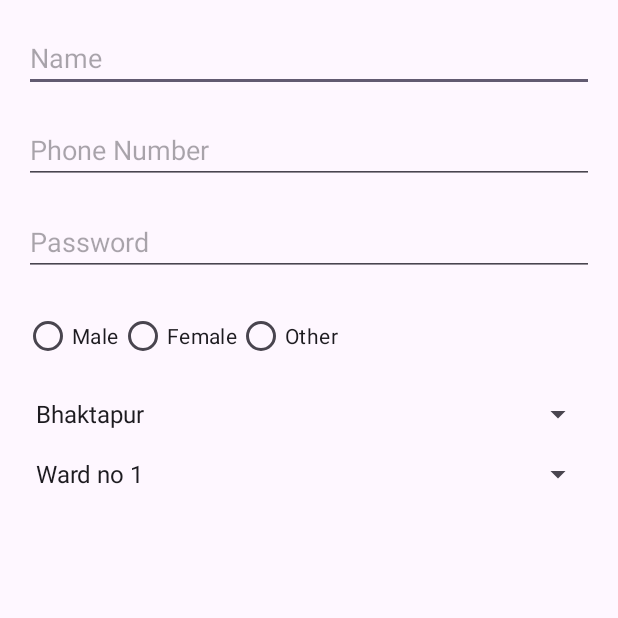
After one commit to subod4/Safa-app, an Android app: the customer_information screen opened directly, with no data from a screen before it, on a phone screen of 412 x 824 dp, the top half of it. The commit adds this screen. Run offline under Robolectric (Android 15) with nearby library versions, the phone set to English and light mode, and no system bars.

Commit message:
Information of Register

```diff
--- a/app/src/main/AndroidManifest.xml
+++ b/app/src/main/AndroidManifest.xml
@@ -21,6 +21,7 @@
                 <category android:name="android.intent.category.LAUNCHER" />
             </intent-filter>
         </activity>
+        <activity android:name=".customer_information"></activity>
     </application>
 
 </manifest>
--- /dev/null
+++ b/app/src/main/java/com/example/safa/customer_information.java
@@ -0,0 +1,27 @@
+package com.example.safa;
+
+
+import androidx.appcompat.app.AppCompatActivity;
+import android.os.Bundle;
+import android.widget.ArrayAdapter;
+import android.widget.Spinner;
+
+public class customer_information extends AppCompatActivity {
+    @Override
+    protected void onCreate(Bundle savedInstanceState) {
+        super.onCreate(savedInstanceState);
+        setContentView(R.layout.customer_information);
+
+        Spinner locationSpinner = findViewById(R.id.spinnerLocation);
+        Spinner areaSpinner = findViewById(R.id.spinnerArea);
+        ArrayAdapter<CharSequence> locationAdapter = ArrayAdapter.createFromResource(this, R.array.city_array, android.R.layout.simple_spinner_item);
+        locationAdapter.setDropDownViewResource(android.R.layout.simple_spinner_dropdown_item);
+        locationSpinner.setAdapter(locationAdapter);
+
+        ArrayAdapter<CharSequence> areaAdapter = ArrayAdapter.createFromResource(this, R.array.area_array, android.R.layout.simple_spinner_item);
+        areaAdapter.setDropDownViewResource(android.R.layout.simple_spinner_dropdown_item);
+        areaSpinner.setAdapter(areaAdapter);
+
+
+    }
+}
--- /dev/null
+++ b/app/src/main/res/layout/customer_information.xml
@@ -0,0 +1,73 @@
+<?xml version="1.0" encoding="utf-8"?>
+<androidx.constraintlayout.widget.ConstraintLayout xmlns:android="http://schemas.android.com/apk/res/android"
+    android:layout_width="match_parent"
+    android:layout_height="match_parent">
+    <LinearLayout xmlns:android="http://schemas.android.com/apk/res/android"
+        android:layout_width="match_parent"
+        android:layout_height="match_parent"
+        android:orientation="vertical"
+        android:padding="16dp">
+
+        <EditText
+            android:id="@+id/editTextName"
+            android:layout_width="match_parent"
+            android:layout_height="wrap_content"
+            android:hint="Name" />
+
+        <EditText
+            android:id="@+id/editTextPhoneNumber"
+            android:layout_width="match_parent"
+            android:layout_height="wrap_content"
+            android:layout_marginTop="16dp"
+            android:inputType="phone"
+            android:hint="Phone Number" />
+        <EditText
+            android:id="@+id/editTextPassword"
+            android:layout_width="match_parent"
+            android:layout_height="wrap_content"
+            android:layout_below="@id/editTextPhoneNumber"
+            android:layout_marginTop="16dp"
+            android:inputType="textPassword"
+            android:hint="Password" />
+
+        <RadioGroup
+            android:id="@+id/radioGroupGender"
+            android:layout_width="match_parent"
+            android:layout_height="wrap_content"
+            android:layout_marginTop="16dp"
+            android:orientation="horizontal">
+
+            <RadioButton
+                android:id="@+id/radioButtonMale"
+                android:layout_width="wrap_content"
+                android:layout_height="wrap_content"
+                android:text="Male" />
+
+            <RadioButton
+                android:id="@+id/radioButtonFemale"
+                android:layout_width="wrap_content"
+                android:layout_height="wrap_content"
+                android:text="Female" />
+
+            <RadioButton
+                android:id="@+id/radioButtonOther"
+                android:layout_width="wrap_content"
+                android:layout_height="wrap_content"
+                android:text="Other" />
+        </RadioGroup>
+
+        <Spinner
+            android:id="@+id/spinnerLocation"
+            android:layout_width="match_parent"
+            android:layout_height="wrap_content"
+            android:layout_marginTop="16dp"/>
+
+        <Spinner
+            android:id="@+id/spinnerArea"
+            android:layout_width="match_parent"
+            android:layout_height="wrap_content"
+            android:layout_marginTop="16dp"/>
+
+    </LinearLayout>
+
+</androidx.constraintlayout.widget.ConstraintLayout>
--- /dev/null
+++ b/app/src/main/res/values/array.xml
@@ -0,0 +1,14 @@
+<?xml version="1.0" encoding="utf-8"?>
+<resources>
+    <string-array name="city_array">
+        <item>Bhaktapur</item>
+        <item>Kathmandu</item>
+        <item>Lalitpur</item>
+    </string-array>
+    <string-array name="area_array">
+        <item>Ward no 1</item>
+        <item>Ward no 2</item>
+        <item>Ward no 3</item>
+        <item>Ward no 4</item>
+    </string-array>
+</resources>
```
Also changed, not shown: app/src/main/java/com/example/safa/MainActivity.java (+30 -1 lines), app/src/main/res/layout/activity_main.xml (+17 -2 lines).
